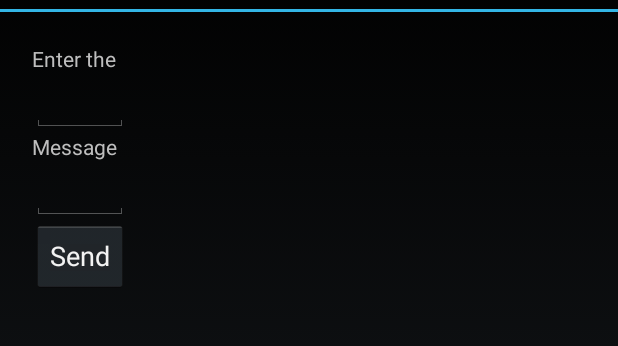
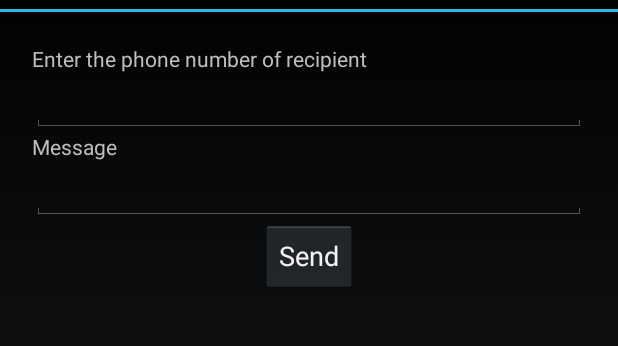
Before and after one commit to stellasu/Find-Me, an Android app: the layout fragment_send_smsdialog.xml on its own in the app's theme, with its tools: preview values and no code run, on a phone screen of 412 x 824 dp, the part 60-406 px from its top. Run offline under Robolectric (Android 15) with nearby library versions, the phone set to English and light mode, and no system bars.

Commit message:
fix ui error

```diff
--- a/app/src/main/res/layout/fragment_send_smsdialog.xml
+++ b/app/src/main/res/layout/fragment_send_smsdialog.xml
@@ -9,12 +9,11 @@
     tools:context="com.example.biyaosu.findme.SendSMSDialogFragment">
 
     <LinearLayout
-        android:layout_width="wrap_content"
-        android:layout_height="wrap_content"
+        android:layout_width="match_parent"
+        android:layout_height="match_parent"
         android:orientation="vertical"
         android:layout_margin="5dp"
-        android:scrollbars="vertical"
-        android:scrollbarAlwaysDrawVerticalTrack="true">
+        >
 
         <TextView
             android:layout_width="fill_parent"
```
